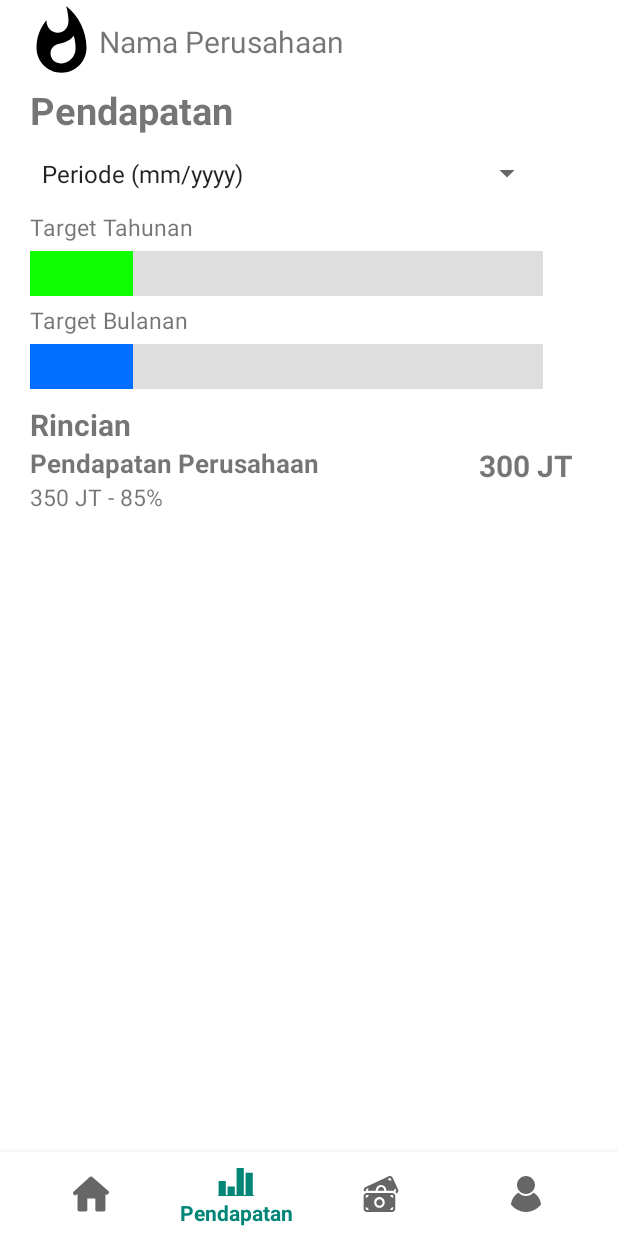
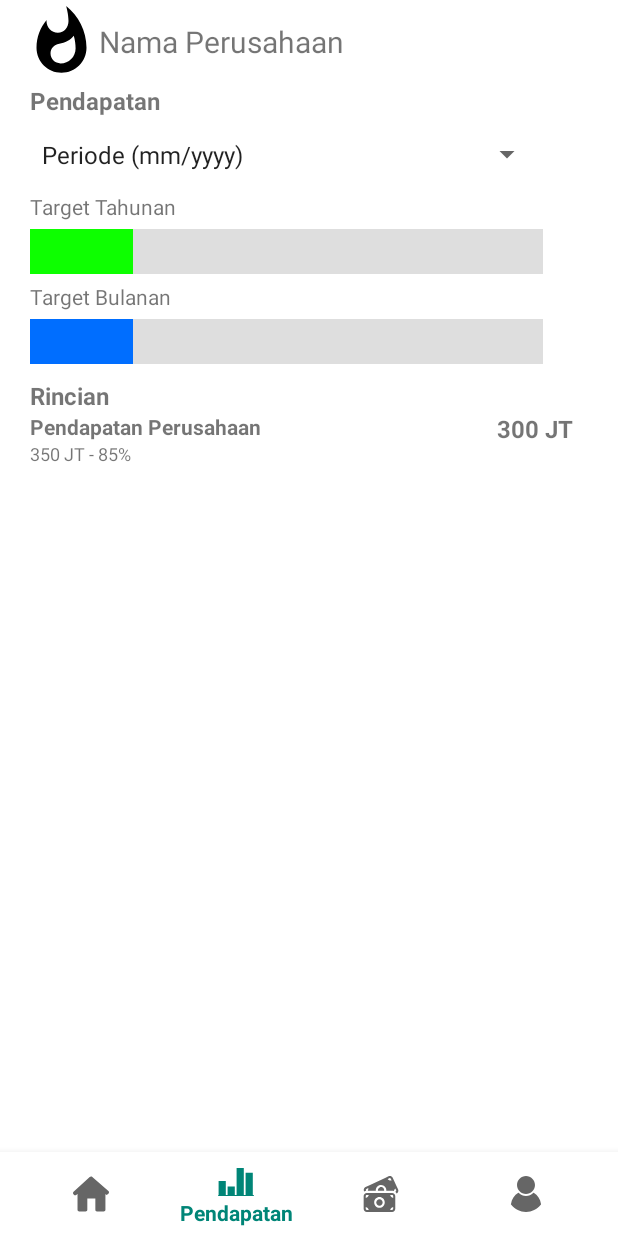
Before and after one commit to salmanfazz/MockupChart, an Android app: the screen it shows after launch (MainActivity), item 2 of the bottom bar chosen, on a phone screen of 412 x 824 dp. Run offline under Robolectric (Android 15) with nearby library versions, the phone set to English and light mode, and no system bars; libraries missing offline, so code that uses them is left out: com.github.mikephil.charting; 25 statements that could not run were skipped.

Commit message:
Last Commit

```diff
--- a/app/src/main/res/layout/activity_pendapatan.xml
+++ b/app/src/main/res/layout/activity_pendapatan.xml
@@ -49,7 +49,7 @@
                 android:layout_marginLeft="20dp"
                 android:layout_marginTop="5dp"
                 android:text="Target Bulanan"
-                android:textSize="15dp"
+                android:textSize="14dp"
                 app:layout_constraintLeft_toLeftOf="parent"
                 app:layout_constraintTop_toBottomOf="@id/progressbar" />
 
@@ -59,7 +59,7 @@
                 android:layout_height="wrap_content"
                 android:layout_marginLeft="20dp"
                 android:text="Pendapatan"
-                android:textSize="25dp"
+                android:textSize="16dp"
                 android:textStyle="bold"
                 app:layout_constraintLeft_toLeftOf="parent"
                 app:layout_constraintTop_toBottomOf="@id/custom" />
@@ -71,7 +71,7 @@
                 android:layout_marginLeft="20dp"
                 android:layout_marginTop="10dp"
                 android:text="Rincian"
-                android:textSize="20dp"
+                android:textSize="16dp"
                 android:textStyle="bold"
                 app:layout_constraintTop_toBottomOf="@id/progressbar2" />
 
@@ -82,7 +82,7 @@
                 android:layout_marginLeft="20dp"
                 android:layout_marginTop="10dp"
                 android:text="Target Tahunan"
-                android:textSize="15dp"
+                android:textSize="14dp"
                 app:layout_constraintLeft_toLeftOf="parent"
                 app:layout_constraintTop_toBottomOf="@id/spinner" />
 
@@ -121,7 +121,7 @@
                     android:layout_width="wrap_content"
                     android:layout_height="wrap_content"
                     android:text="Pendapatan Perusahaan"
-                    android:textSize="17dp"
+                    android:textSize="14dp"
                     android:textStyle="bold"
                     app:layout_constraintLeft_toLeftOf="parent"
                     app:layout_constraintTop_toTopOf="parent" />
@@ -130,7 +130,7 @@
                     android:layout_width="wrap_content"
                     android:layout_height="wrap_content"
                     android:text="350 JT - 85%"
-                    android:textSize="15dp"
+                    android:textSize="12dp"
                     app:layout_constraintLeft_toLeftOf="parent"
                     app:layout_constraintTop_toBottomOf="@id/textPendapatan" />
 
@@ -140,7 +140,7 @@
                     android:layout_height="wrap_content"
                     android:gravity="center_horizontal"
                     android:text="300 JT"
-                    android:textSize="20dp"
+                    android:textSize="16dp"
                     android:textStyle="bold"
                     app:layout_constraintRight_toRightOf="parent"
                     app:layout_constraintTop_toTopOf="parent" />
```
Also changed, not shown: app/src/main/res/layout/activity_beban.xml (+6 -6 lines), app/src/main/res/layout/activity_detail_cash_bank.xml (+7 -7 lines), app/src/main/res/layout/activity_detail_cash_in_cash_out.xml (+5 -5 lines), app/src/main/res/layout/activity_home.xml (+10 -10 lines), app/src/main/res/layout/activity_reports.xml (+13 -13 lines), app/src/main/res/layout/activity_user.xml (+5 -5 lines).
